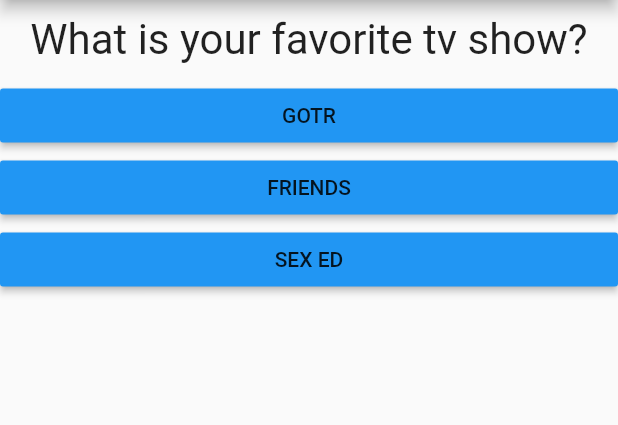
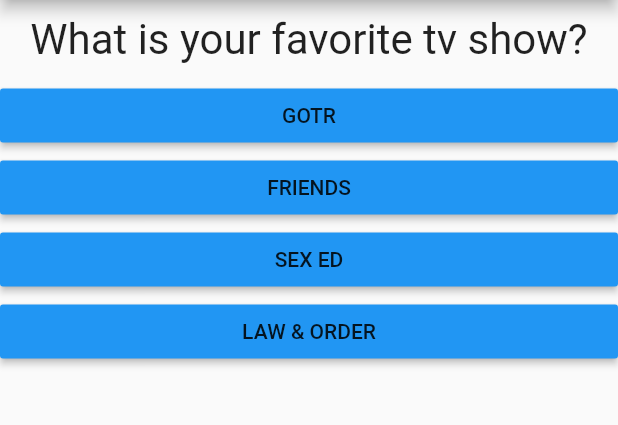
Before and after one commit to wyaldalex/flutter_complete_guide, a Flutter app: the screen it shows after launch, after a tap on "Red", after a tap on "DOG", on a phone screen of 412 x 824 dp, the part 84-509 px from its top. Run offline on Flutter 3.47's test engine with Material 2 defaults, Android fonts, the phone set to English and light mode, and no system bars.

```diff
--- a/lib/main.dart
+++ b/lib/main.dart
@@ -1,8 +1,8 @@
 // ignore_for_file: deprecated_member_use
 
 import 'package:flutter/material.dart';
-import 'package:flutter_complete_guide/answer.dart';
-import 'package:flutter_complete_guide/question.dart';
+import 'package:flutter_complete_guide/quiz.dart';
+import 'package:flutter_complete_guide/result.dart';
 
 // void main() {
 //   runApp(MyApp());
@@ -17,38 +17,37 @@ class MyApp extends StatefulWidget {
 
 class _MyAppState extends State<MyApp> {
   var currentQuestion = 0;
+
+  static const questionsListMap = [
+    {
+      'questionText': 'What is your favorite color?',
+      'answers': ['Red', 'Green', 'Yellow']
+    },
+    {
+      'questionText': 'What is your favorite animal?',
+      'answers': ['PANDA', 'DOG', 'TIGER']
+    },
+    {
+      'questionText': 'What is your favorite tv show?',
+      'answers': ['GOTR', 'FRIENDS', 'SEX ED', 'LAW & ORDER']
+    }
+  ];
+
   var questions = [
     'What is your favorite color?',
     'What is your favorite animal?',
     'What is your favorite tv show?'
   ];
 
-  var default_questions = [
-    'Red',
-    'Green',
-    'Yellow'
-  ];
+  var default_questions = ['Red', 'Green', 'Yellow'];
 
-  var answers_question_color = [
-    'Red',
-    'Green',
-    'Yellow'
-  ];
+  var answers_question_color = ['Red', 'Green', 'Yellow'];
 
-    var answers_question_animal = [
-    'PANDA',
-    'DOG',
-    'TIGER'
-  ];
+  var answers_question_animal = ['PANDA', 'DOG', 'TIGER'];
 
-    var answers_question_show = [
-    'GOTR',
-    'FRIENDS',
-    'SEX ED'
-  ];
+  var answers_question_show = ['GOTR', 'FRIENDS', 'SEX ED', 'LAW & ORDER'];
 
   //String answers = 'asdasdas';
-
 
   void answerQuestion() {
     setState(() {
@@ -58,18 +57,26 @@ class _MyAppState extends State<MyApp> {
         currentQuestion += 1;
       }
 
-      if (currentQuestion == 0){
+      if (currentQuestion == 0) {
         default_questions = answers_question_color;
-
-      } else if(currentQuestion == 1){
+      } else if (currentQuestion == 1) {
         default_questions = answers_question_animal;
       } else {
         default_questions = answers_question_show;
       }
+    });
+    print("Something printed");
+  }
 
+  void answerQuestionListMap() {
+    setState(() {
+      if (currentQuestion <= questionsListMap.length -1) {
+        currentQuestion += 1;
+      } else {
+        currentQuestion = 0;
+      }
 
     });
-    print("Something printed");
   }
 
   @override
@@ -79,15 +86,12 @@ class _MyAppState extends State<MyApp> {
         appBar: AppBar(
           title: Text('My First App'),
         ),
-        body: Column(
-          children: [
-            Question(questions[currentQuestion]),
-            Answer(default_questions[0], answerQuestion),
-            Answer(default_questions[1], answerQuestion),
-            Answer(default_questions[2], answerQuestion)
-
-          ],
-        ),
+        body: currentQuestion < questions.length
+            ? Quiz(
+                questions: questionsListMap,
+                questionIndex: currentQuestion,
+                answerQuestion: answerQuestionListMap)
+            : Result(answerQuestionListMap),
       ),
     );
   }
--- /dev/null
+++ b/lib/quiz.dart
@@ -0,0 +1,27 @@
+import 'package:flutter/material.dart';
+import 'package:flutter_complete_guide/question.dart';
+
+import 'answer.dart';
+
+class Quiz extends StatelessWidget {
+
+  final List<Map<String,Object>> questions;
+  final int questionIndex;
+  final Function answerQuestion;
+
+  Quiz({@required this.questions,
+  @required this.questionIndex,
+  @required this.answerQuestion});
+
+  @override
+  Widget build(BuildContext context) {
+    return Column(
+          children: [
+            Question(questions[questionIndex]['questionText']),
+            ...(questions[questionIndex]['answers'] as List<String>).map((answer) {
+              return Answer(answer, answerQuestion);
+            }).toList(),
+          ],
+        );
+  }
+}
--- /dev/null
+++ b/lib/result.dart
@@ -0,0 +1,21 @@
+import 'package:flutter/material.dart';
+
+class Result extends StatelessWidget {
+
+final Function answerQuestion;
+
+Result(this.answerQuestion);
+
+
+  @override
+  Widget build(BuildContext context) {
+    return Center(
+      child: RaisedButton(
+        color: Colors.blue,
+        child: Text('RESET QUIZ'),
+        onPressed: answerQuestion,
+
+      ),
+    );
+  }
+}
```
